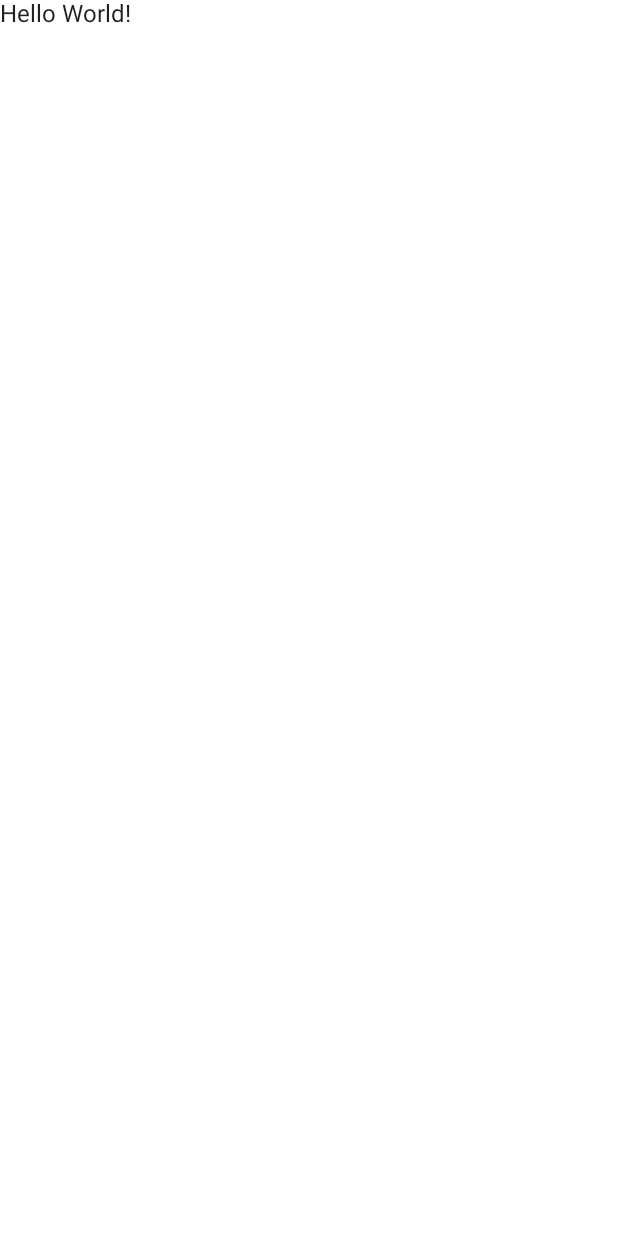
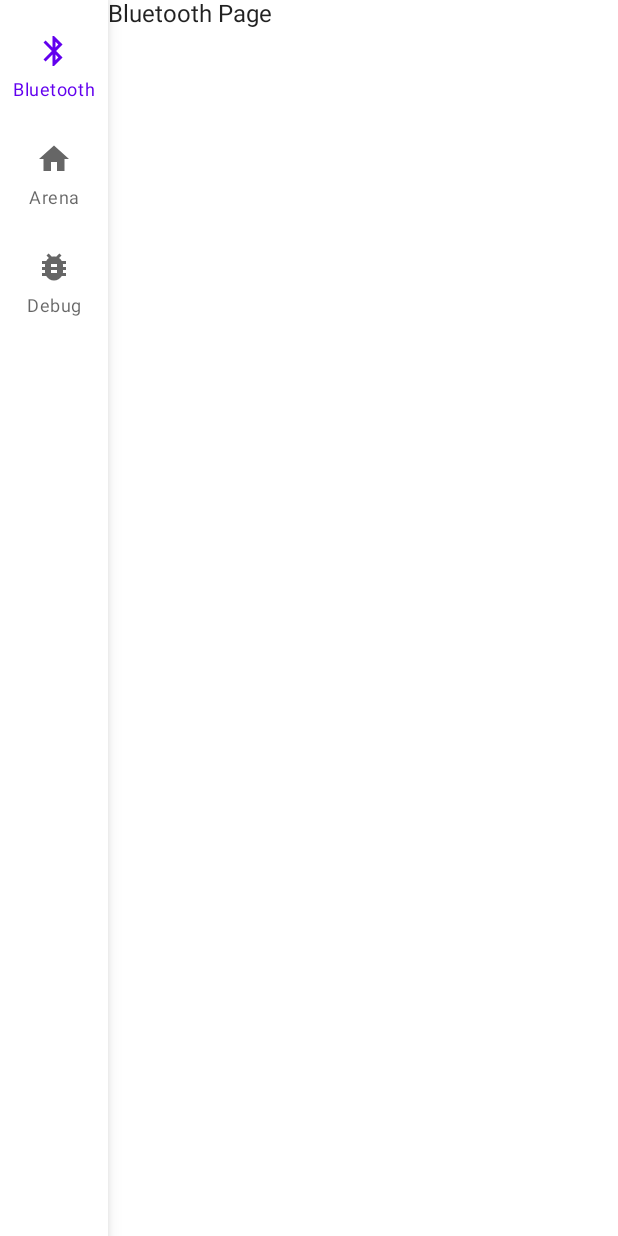
Before and after one commit to NTU-MDP-Group-15/MDP, an Android app built with Jetpack Compose: the screen it shows after launch (MainActivity), on a phone screen of 412 x 824 dp. Before the commit the screen is almost empty. Run offline under Robolectric (Android 15) with nearby library versions, the phone set to English and light mode, and no system bars.

Commit message:
[Success] Added Navigation Rail

```diff
--- a/Android/Code/app/build.gradle
+++ b/Android/Code/app/build.gradle
@@ -62,4 +62,5 @@ dependencies {
     debugImplementation "androidx.compose.ui:ui-test-manifest:$compose_ui_version"
 
     implementation "androidx.compose.material3:material3:1.0.1"
+    implementation "androidx.navigation:navigation-compose:$rootProject.composeNavigationVersion"
 }
--- a/Android/Code/app/src/main/java/com/example/code/MainActivity.kt
+++ b/Android/Code/app/src/main/java/com/example/code/MainActivity.kt
@@ -6,29 +6,48 @@ import android.os.Bundle
 import androidx.activity.ComponentActivity
 import androidx.activity.compose.setContent
 import androidx.compose.foundation.layout.fillMaxSize
-import androidx.compose.material.MaterialTheme
-import androidx.compose.material.Surface
-import androidx.compose.material.Text
 import androidx.compose.runtime.Composable
 import androidx.compose.ui.Modifier
 import androidx.compose.ui.platform.LocalContext
 import androidx.compose.ui.tooling.preview.Preview
 import com.example.code.ui.theme.CodeTheme
+import androidx.navigation.compose.rememberNavController
+import androidx.compose.foundation.layout.Row
+import androidx.compose.material.*
+import androidx.navigation.compose.NavHost
+import androidx.navigation.compose.composable
+import com.example.code.ui.navigation.NavRailItems
 
 class MainActivity : ComponentActivity() {
     override fun onCreate(savedInstanceState: Bundle?) {
         super.onCreate(savedInstanceState)
         setContent {
+            // Set Landscape Orientation
             val activity = (LocalContext.current as Activity)
             activity.requestedOrientation = ActivityInfo.SCREEN_ORIENTATION_LANDSCAPE
 
+            // Navigation Rail
+            val navController = rememberNavController()
+            val items = listOf("Bluetooth", "Arena", "Debug")
+
+            // App Entry Point
             CodeTheme {
                 // A surface container using the 'background' color from the theme
                 Surface(
                     modifier = Modifier.fillMaxSize(),
                     color = MaterialTheme.colors.background
                 ) {
-                    Greeting("World")
+                    Row {
+                        NavRailItems(navController, items)
+                        NavHost(navController = navController, startDestination = "Bluetooth") {
+                            composable(route = "Bluetooth") { Text(text = "Bluetooth Page") }
+                            composable(route = "Arena") { Text(text = "Arena Page") }
+                            composable(route = "Debug") { Text(text = "Debug Page") }
+//                            items.forEach { item ->
+//                                composable(route = item) { Text(text = item) }
+//                            }
+                        }
+                    }
                 }
             }
         }
--- /dev/null
+++ b/Android/Code/app/src/main/java/com/example/code/ui/navigation/NavRailItems.kt
@@ -0,0 +1,32 @@
+package com.example.code.ui.navigation
+
+import androidx.compose.material.Icon
+import androidx.compose.material.NavigationRail
+import androidx.compose.material.NavigationRailItem
+import androidx.compose.material.Text
+import androidx.compose.runtime.Composable
+import androidx.compose.ui.res.painterResource
+import androidx.navigation.NavHostController
+import androidx.navigation.compose.currentBackStackEntryAsState
+import com.example.code.R
+
+@Composable
+fun NavRailItems(navController: NavHostController, items: List<String>) {
+    val icons = listOf(
+        painterResource(id = R.drawable.bluetooth),
+        painterResource(id = R.drawable.home),
+        painterResource(id = R.drawable.debug)
+    )
+
+    NavigationRail {
+        items.forEachIndexed { index, item ->
+            val currentDestination = navController.currentBackStackEntryAsState().value?.destination
+            NavigationRailItem(
+                icon = { Icon(icons[index], contentDescription = item) },
+                label = { Text(item) },
+                selected = currentDestination?.route?.let { it == item } ?: false,
+                onClick = { navController.navigate(item) }
+            )
+        }
+    }
+}
--- a/Android/Code/build.gradle
+++ b/Android/Code/build.gradle
@@ -1,6 +1,7 @@
 buildscript {
     ext {
         compose_ui_version = '1.2.0'
+        composeNavigationVersion = '2.5.3'
     }
 }// Top-level build file where you can add configuration options common to all sub-projects/modules.
 plugins {
```
